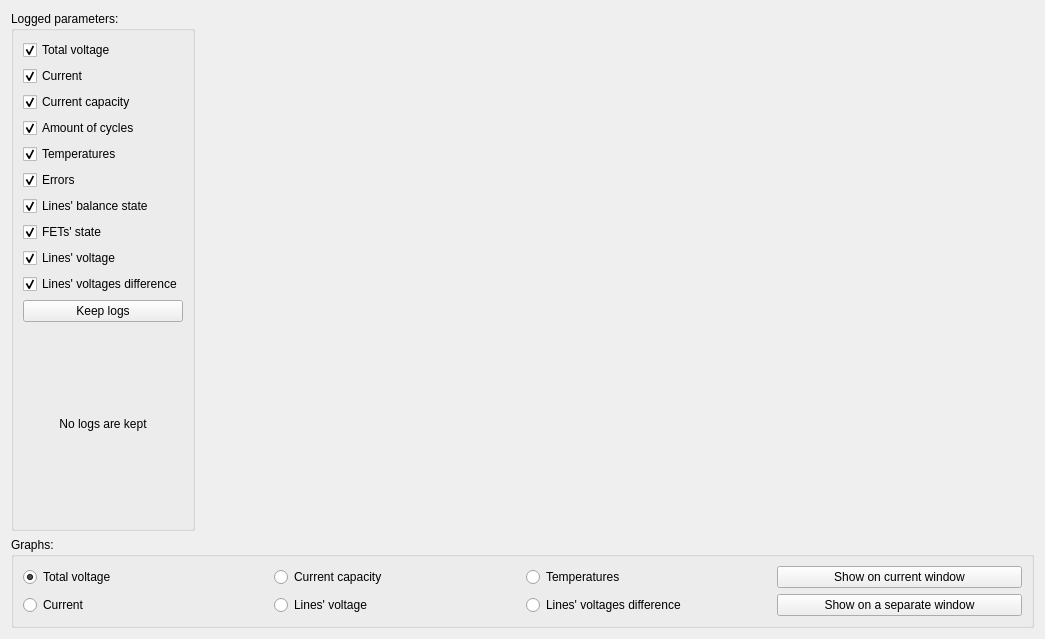
The window that app/logswidget.ui (reedpxel/BMSInterface) describes before a commit, drawn with Qt 5.
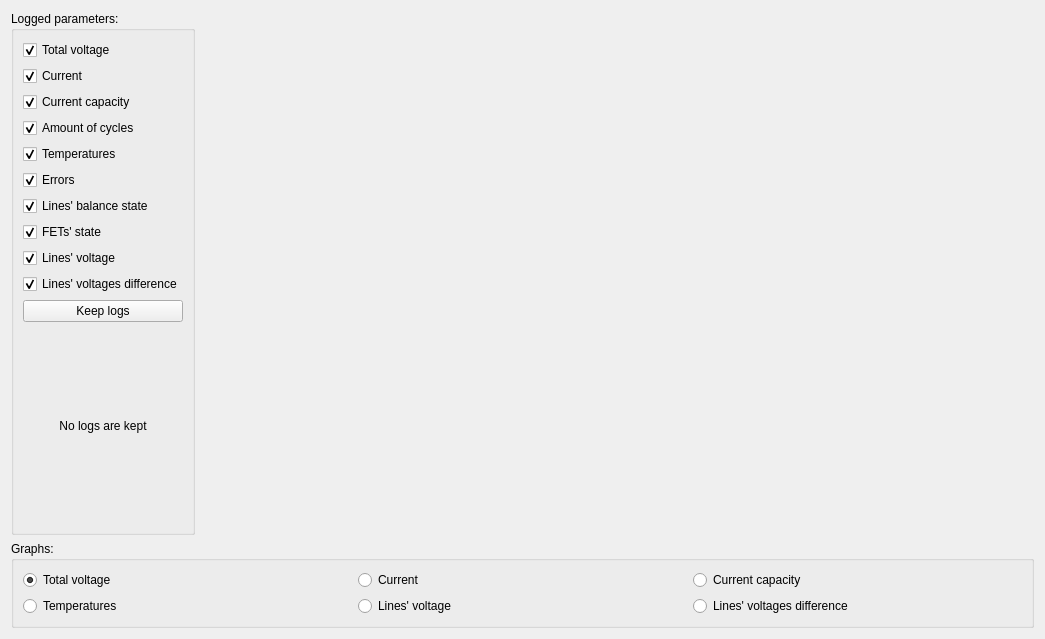
The same window after the commit.

The edit to the form file:
```diff
--- a/app/logswidget.ui
+++ b/app/logswidget.ui
@@ -36,6 +36,13 @@
       <string>Graphs:</string>
      </property>
      <layout class="QGridLayout" name="gridLayout">
+      <item row="0" column="2">
+       <widget class="QRadioButton" name="radioButtonCurrentCapacity">
+        <property name="text">
+         <string>Current capacity</string>
+        </property>
+       </widget>
+      </item>
       <item row="0" column="0">
        <widget class="QRadioButton" name="radioButtonTotalVoltage">
         <property name="text">
@@ -46,55 +53,34 @@
         </property>
        </widget>
       </item>
-      <item row="0" column="1">
-       <widget class="QRadioButton" name="radioButtonCurrentCapacity">
+      <item row="3" column="2">
+       <widget class="QRadioButton" name="radioButtonDifference">
         <property name="text">
-         <string>Current capacity</string>
+         <string>Lines' voltages difference</string>
         </property>
        </widget>
       </item>
-      <item row="0" column="2">
+      <item row="3" column="0">
        <widget class="QRadioButton" name="radioButtonTemperatures">
         <property name="text">
          <string>Temperatures</string>
         </property>
        </widget>
       </item>
-      <item row="0" column="3">
-       <widget class="QPushButton" name="showCurrentWindowButton">
-        <property name="text">
-         <string>Show on current window</string>
-        </property>
-       </widget>
-      </item>
-      <item row="1" column="0">
+      <item row="0" column="1">
        <widget class="QRadioButton" name="radioButtonCurrent">
         <property name="text">
          <string>Current</string>
         </property>
        </widget>
       </item>
-      <item row="1" column="1">
+      <item row="3" column="1">
        <widget class="QRadioButton" name="radioButtonLineVoltage">
         <property name="text">
          <string>Lines' voltage</string>
         </property>
        </widget>
       </item>
-      <item row="1" column="2">
-       <widget class="QRadioButton" name="radioButtonDifference">
-        <property name="text">
-         <string>Lines' voltages difference</string>
-        </property>
-       </widget>
-      </item>
-      <item row="1" column="3">
-       <widget class="QPushButton" name="showSeparateWindowButton">
-        <property name="text">
-         <string>Show on a separate window</string>
-        </property>
-       </widget>
-      </item>
      </layout>
     </widget>
    </item>
```
